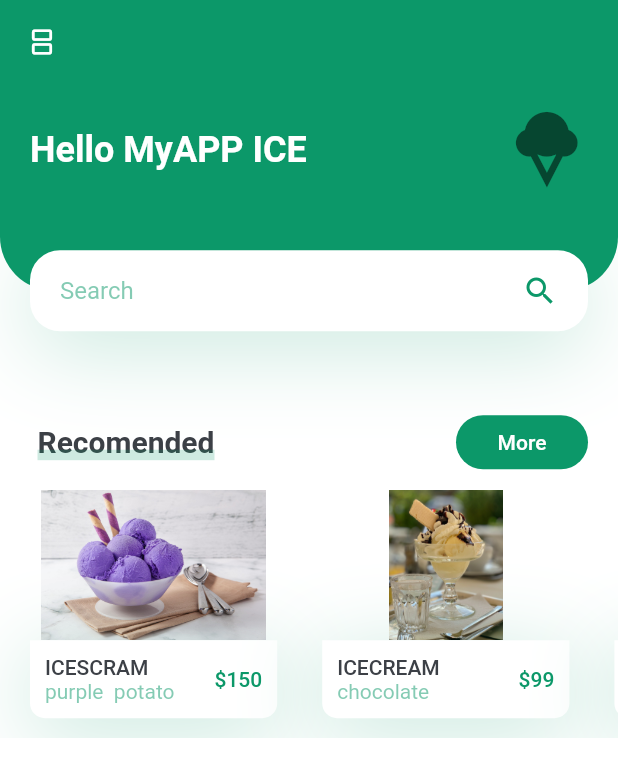
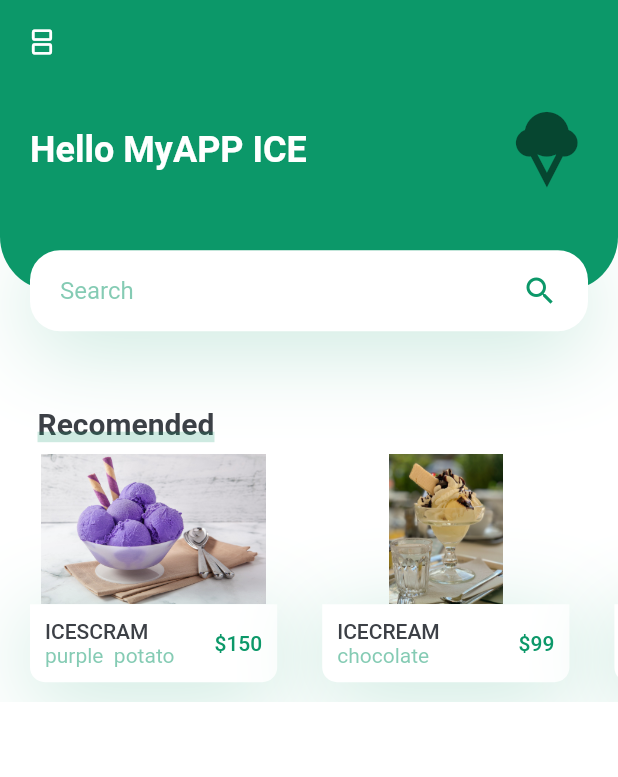
Before and after one commit to Iceuserjunior/Practice, a Flutter app: the screen it shows after launch, on a phone screen of 412 x 824 dp. Shown: the top 777 px of the screen. Run offline on Flutter 3.47's test engine with Material 2 defaults, Android fonts, the phone set to English and light mode, and no system bars.

Commit message:
add_bodytoscreen

```diff
--- a/lib/Homepage/Screen/title_recomended.dart
+++ b/lib/Homepage/Screen/title_recomended.dart
@@ -19,16 +19,6 @@ class TitleRecomended extends StatelessWidget {
           Middledesign(
             texthead: title,
           ),
-          Spacer(),
-          FlatButton(
-              shape: RoundedRectangleBorder(
-                  borderRadius: BorderRadius.circular(20)),
-              color: kPrimaryColor,
-              onPressed: press,
-              child: Text(
-                "More",
-                style: TextStyle(color: Colors.white),
-              )),
         ],
       ),
     );
--- a/lib/Homepage/homepage_sceen.dart
+++ b/lib/Homepage/homepage_sceen.dart
@@ -1,6 +1,6 @@
 import 'package:flutter/material.dart';
 import 'package:mypart1/Color.dart';
-import 'package:mypart1/Homepage/body.dart';
+import 'package:mypart1/Homepage/Screen/body.dart';
 
 class HomeScreen extends StatelessWidget {
   @override
```
Also changed, not shown: lib/Homepage/Screen/body.dart (renamed from lib/Homepage/body.dart).
